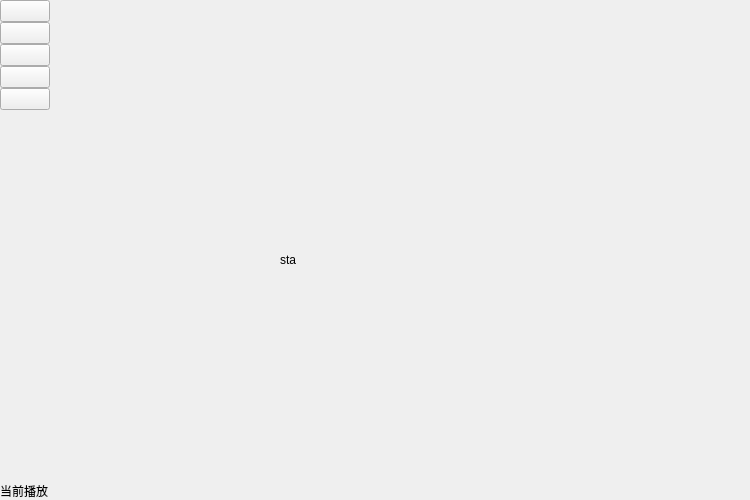
QKira/QMusicPlayer, file centralwidget.ui: the form before one commit.
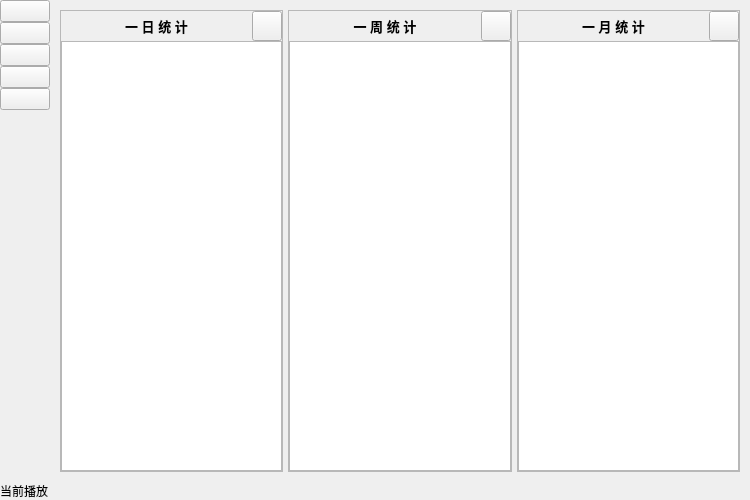
The form after the commit. The open tabs and pages were chosen to show the change. Icons and pictures are not drawn.

Diff of the .ui file:
```diff
--- a/centralwidget.ui
+++ b/centralwidget.ui
@@ -1642,19 +1642,344 @@
         </layout>
        </widget>
        <widget class="QWidget" name="page_Statistics">
-        <widget class="QLabel" name="label_2">
-         <property name="geometry">
-          <rect>
-           <x>230</x>
-           <y>250</y>
-           <width>69</width>
-           <height>19</height>
-          </rect>
+        <layout class="QHBoxLayout" name="horizontalLayout">
+         <property name="spacing">
+          <number>5</number>
          </property>
-         <property name="text">
-          <string>sta</string>
+         <property name="leftMargin">
+          <number>10</number>
          </property>
-        </widget>
+         <property name="topMargin">
+          <number>10</number>
+         </property>
+         <property name="rightMargin">
+          <number>10</number>
+         </property>
+         <property name="bottomMargin">
+          <number>10</number>
+         </property>
+         <item>
+          <widget class="QFrame" name="frame_Statistics_Day">
+           <property name="frameShape">
+            <enum>QFrame::Shape::StyledPanel</enum>
+           </property>
+           <property name="frameShadow">
+            <enum>QFrame::Shadow::Raised</enum>
+           </property>
+           <layout class="QVBoxLayout" name="verticalLayout_15">
+            <property name="spacing">
+             <number>0</number>
+            </property>
+            <property name="leftMargin">
+             <number>0</number>
+            </property>
+            <property name="topMargin">
+             <number>0</number>
+            </property>
+            <property name="rightMargin">
+             <number>0</number>
+            </property>
+            <property name="bottomMargin">
+             <number>0</number>
+            </property>
+            <item>
+             <widget class="QWidget" name="widget_Statistics_Day" native="true">
+              <layout class="QHBoxLayout" name="horizontalLayout_7">
+               <property name="spacing">
+                <number>0</number>
+               </property>
+               <property name="leftMargin">
+                <number>0</number>
+               </property>
+               <property name="topMargin">
+                <number>0</number>
+               </property>
+               <property name="rightMargin">
+                <number>0</number>
+               </property>
+               <property name="bottomMargin">
+                <number>0</number>
+               </property>
+               <item>
+                <widget class="QLabel" name="label_Statistics_Day">
+                 <property name="font">
+                  <font>
+                   <pointsize>10</pointsize>
+                   <bold>true</bold>
+                  </font>
+                 </property>
+                 <property name="text">
+                  <string>一 日 统 计</string>
+                 </property>
+                 <property name="alignment">
+                  <set>Qt::AlignmentFlag::AlignCenter</set>
+                 </property>
+                </widget>
+               </item>
+               <item>
+                <widget class="QPushButton" name="button_Statistics_Day">
+                 <property name="sizePolicy">
+                  <sizepolicy hsizetype="Minimum" vsizetype="Fixed">
+                   <horstretch>0</horstretch>
+                   <verstretch>0</verstretch>
+                  </sizepolicy>
+                 </property>
+                 <property name="minimumSize">
+                  <size>
+                   <width>30</width>
+                   <height>30</height>
+                  </size>
+                 </property>
+                 <property name="maximumSize">
+                  <size>
+                   <width>30</width>
+                   <height>30</height>
+                  </size>
+                 </property>
+                 <property name="font">
+                  <font>
+                   <pointsize>9</pointsize>
+                  </font>
+                 </property>
+                 <property name="text">
+                  <string/>
+                 </property>
+                 <property name="icon">
+                  <iconset resource="res.qrc">
+                   <normaloff>:/icons/res/icons/play_black.png</normaloff>:/icons/res/icons/play_black.png</iconset>
+                 </property>
+                 <property name="iconSize">
+                  <size>
+                   <width>25</width>
+                   <height>25</height>
+                  </size>
+                 </property>
+                </widget>
+               </item>
+              </layout>
+             </widget>
+            </item>
+            <item>
+             <widget class="QTableView" name="tableView_Statistics_Day"/>
+            </item>
+           </layout>
+          </widget>
+         </item>
+         <item>
+          <widget class="QFrame" name="frame_Statistics_Week">
+           <property name="frameShape">
+            <enum>QFrame::Shape::StyledPanel</enum>
+           </property>
+           <property name="frameShadow">
+            <enum>QFrame::Shadow::Raised</enum>
+           </property>
+           <layout class="QVBoxLayout" name="verticalLayout_16">
+            <property name="spacing">
+             <number>0</number>
+            </property>
+            <property name="leftMargin">
+             <number>0</number>
+            </property>
+            <property name="topMargin">
+             <number>0</number>
+            </property>
+            <property name="rightMargin">
+             <number>0</number>
+            </property>
+            <property name="bottomMargin">
+             <number>0</number>
+            </property>
+            <item>
+             <widget class="QWidget" name="widget_Statistics_Week" native="true">
+              <layout class="QHBoxLayout" name="horizontalLayout_16">
+               <property name="spacing">
+                <number>0</number>
+               </property>
+               <property name="leftMargin">
+                <number>0</number>
+               </property>
+               <property name="topMargin">
+                <number>0</number>
+               </property>
+               <property name="rightMargin">
+                <number>0</number>
+               </property>
+               <property name="bottomMargin">
+                <number>0</number>
+               </property>
+               <item>
+                <widget class="QLabel" name="label_Statistics_Week">
+                 <property name="font">
+                  <font>
+                   <pointsize>10</pointsize>
+                   <bold>true</bold>
+                  </font>
+                 </property>
+                 <property name="text">
+                  <string>一 周 统 计</string>
+                 </property>
+                 <property name="alignment">
+                  <set>Qt::AlignmentFlag::AlignCenter</set>
+                 </property>
+                </widget>
+               </item>
+               <item>
+                <widget class="QPushButton" name="button_Statistics_Week">
+                 <property name="sizePolicy">
+                  <sizepolicy hsizetype="Minimum" vsizetype="Fixed">
+                   <horstretch>0</horstretch>
+                   <verstretch>0</verstretch>
+                  </sizepolicy>
+                 </property>
+                 <property name="minimumSize">
+                  <size>
+                   <width>30</width>
+                   <height>30</height>
+                  </size>
+                 </property>
+                 <property name="maximumSize">
+                  <size>
+                   <width>30</width>
+                   <height>30</height>
+                  </size>
+                 </property>
+                 <property name="font">
+                  <font>
+                   <pointsize>9</pointsize>
+                  </font>
+                 </property>
+                 <property name="text">
+                  <string/>
+                 </property>
+                 <property name="icon">
+                  <iconset resource="res.qrc">
+                   <normaloff>:/icons/res/icons/play_black.png</normaloff>:/icons/res/icons/play_black.png</iconset>
+                 </property>
+                 <property name="iconSize">
+                  <size>
+                   <width>25</width>
+                   <height>25</height>
+                  </size>
+                 </property>
+                </widget>
+               </item>
+              </layout>
+             </widget>
+            </item>
+            <item>
+             <widget class="QTableView" name="tableView_Statistics_Week"/>
+            </item>
+           </layout>
+          </widget>
+         </item>
+         <item>
+          <widget class="QFrame" name="frame_Statistics_Month">
+           <property name="frameShape">
+            <enum>QFrame::Shape::StyledPanel</enum>
+           </property>
+           <property name="frameShadow">
+            <enum>QFrame::Shadow::Raised</enum>
+           </property>
+           <layout class="QVBoxLayout" name="verticalLayout_17">
+            <property name="spacing">
+             <number>0</number>
+            </property>
+            <property name="leftMargin">
+             <number>0</number>
+            </property>
+            <property name="topMargin">
+             <number>0</number>
+            </property>
+            <property name="rightMargin">
+             <number>0</number>
+            </property>
+            <property name="bottomMargin">
+             <number>0</number>
+            </property>
+            <item>
+             <widget class="QWidget" name="widget_Statistics_Month" native="true">
+              <layout class="QHBoxLayout" name="horizontalLayout_17">
+               <property name="spacing">
+                <number>0</number>
+               </property>
+               <property name="leftMargin">
+                <number>0</number>
+               </property>
+               <property name="topMargin">
+                <number>0</number>
+               </property>
+               <property name="rightMargin">
+                <number>0</number>
+               </property>
+               <property name="bottomMargin">
+                <number>0</number>
+               </property>
+               <item>
+                <widget class="QLabel" name="label_Statistics_Month">
+                 <property name="font">
+                  <font>
+                   <pointsize>10</pointsize>
+                   <bold>true</bold>
+                  </font>
+                 </property>
+                 <property name="text">
+                  <string>一 月 统 计</string>
+                 </property>
+                 <property name="alignment">
+                  <set>Qt::AlignmentFlag::AlignCenter</set>
+                 </property>
+                </widget>
+               </item>
+               <item>
+                <widget class="QPushButton" name="button_Statistics_Month">
+                 <property name="sizePolicy">
+                  <sizepolicy hsizetype="Minimum" vsizetype="Fixed">
+                   <horstretch>0</horstretch>
+                   <verstretch>0</verstretch>
+                  </sizepolicy>
+                 </property>
+                 <property name="minimumSize">
+                  <size>
+                   <width>30</width>
+                   <height>30</height>
+                  </size>
+                 </property>
+                 <property name="maximumSize">
+                  <size>
+                   <width>30</width>
+                   <height>30</height>
+                  </size>
+                 </property>
+                 <property name="font">
+                  <font>
+                   <pointsize>9</pointsize>
+                  </font>
+                 </property>
+                 <property name="text">
+                  <string/>
+                 </property>
+                 <property name="icon">
+                  <iconset resource="res.qrc">
+                   <normaloff>:/icons/res/icons/play_black.png</normaloff>:/icons/res/icons/play_black.png</iconset>
+                 </property>
+                 <property name="iconSize">
+                  <size>
+                   <width>25</width>
+                   <height>25</height>
+                  </size>
+                 </property>
+                </widget>
+               </item>
+              </layout>
+             </widget>
+            </item>
+            <item>
+             <widget class="QTableView" name="tableView_Statistics_Month"/>
+            </item>
+           </layout>
+          </widget>
+         </item>
+        </layout>
        </widget>
        <widget class="QWidget" name="page_Settings">
         <layout class="QVBoxLayout" name="verticalLayout_9">
```
Left out of the diff: 105 changed lines with no effect on the pictures.
